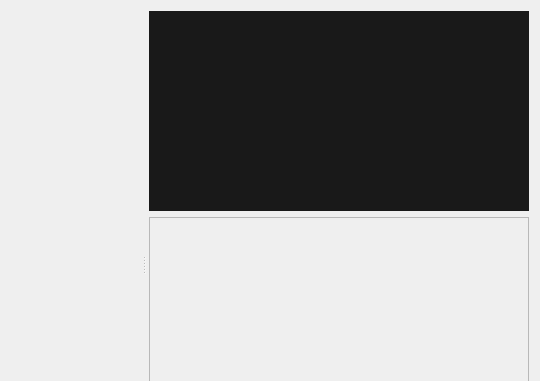
Zenvi-pro/zenvi-core, file src/windows/ui/title-editor.ui: the form before one commit; both pictures show x 240 to 780 and y 0 to 381 of the 780 by 527 pixel window.
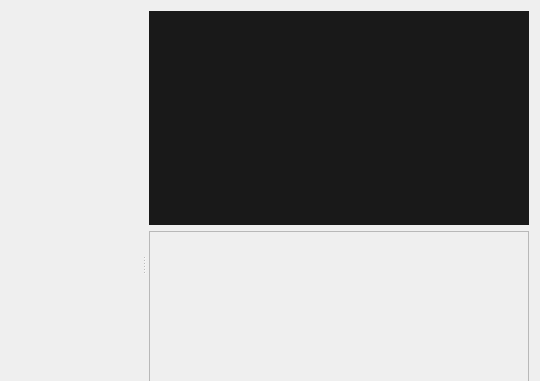
The form after the commit. Icons and pictures are not drawn.

Commit message: Draw checkboard on title editor preview label (and use transparent color behind Thumbnails)

Diff of the .ui file:
```diff
--- a/src/windows/ui/title-editor.ui
+++ b/src/windows/ui/title-editor.ui
@@ -115,7 +115,7 @@
          <property name="minimumSize">
           <size>
            <width>0</width>
-           <height>200</height>
+           <height>214</height>
           </size>
          </property>
          <property name="styleSheet">
```
The commit also changes 1 other file.
